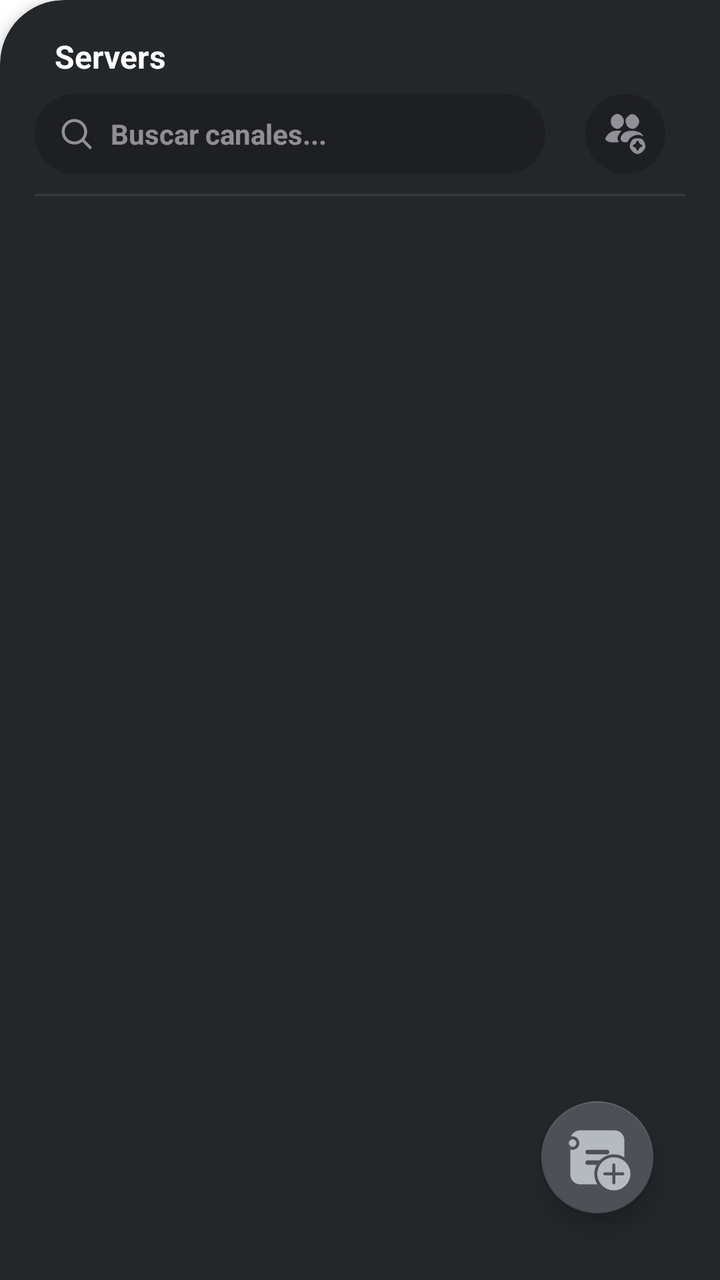
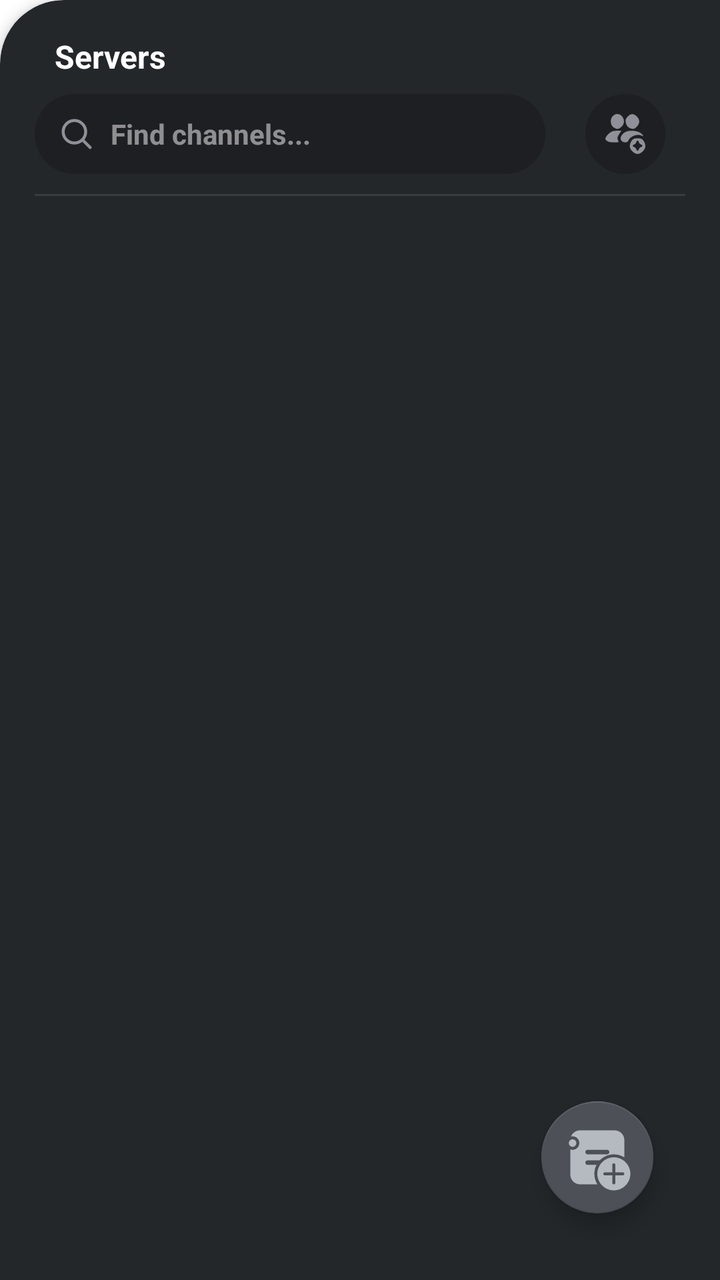

Before-and-after screenshots of an Android layout around one commit, followed by the original layout XML and the change that was made.
<!-- AndroidManifest.xml: application theme Theme.Androidfrontendlinkoria -->
<!-- res/layout/fragment_channel_list.xml -->
<?xml version="1.0" encoding="utf-8"?>
<com.google.android.material.card.MaterialCardView xmlns:android="http://schemas.android.com/apk/res/android"
    xmlns:app="http://schemas.android.com/apk/res-auto"
    xmlns:tools="http://schemas.android.com/tools"
    android:layout_width="match_parent"
    android:layout_height="match_parent"
    app:shapeAppearanceOverlay="@style/TopLeftRoundedCard"
    app:cardBackgroundColor="#23272A"
    app:cardElevation="4dp">

    <androidx.constraintlayout.widget.ConstraintLayout
        android:layout_width="match_parent"
        android:layout_height="match_parent"
        android:padding="8dp">

        <TextView
            android:id="@+id/tv_server_name"
            android:layout_width="0dp"
            android:layout_height="wrap_content"
            android:text="Servers"
            android:paddingHorizontal="10dp"
            android:textColor="@color/white"
            android:textStyle="bold"
            android:textSize="16sp"
            app:layout_constraintTop_toTopOf="parent"
            app:layout_constraintStart_toStartOf="parent"
            app:layout_constraintEnd_toStartOf="@id/btn_invite" />

        <ImageButton
            android:id="@+id/btn_invite"
            android:layout_width="40dp"
            android:layout_height="40dp"
            android:src="@drawable/ic_invite"
            android:scaleType="centerInside"
            android:background="@drawable/shape_pill_button"
            android:padding="10dp"
            android:contentDescription="Invite members"
            app:layout_constraintTop_toTopOf="@id/search_bar"
            app:layout_constraintBottom_toBottomOf="@id/search_bar"
            android:layout_marginHorizontal="10dp"
            app:layout_constraintEnd_toEndOf="parent" />

        <LinearLayout
            android:id="@+id/search_bar"
            android:layout_width="0dp"
            android:layout_height="40dp"
            android:layout_marginTop="8dp"
            android:orientation="horizontal"
            android:gravity="center_vertical"
            android:paddingHorizontal="12dp"
            android:layout_marginEnd="20dp"
            android:background="@drawable/shape_pill_button"
            app:layout_constraintTop_toBottomOf="@id/tv_server_name"
            app:layout_constraintStart_toStartOf="parent"
            app:layout_constraintEnd_toStartOf="@id/btn_invite">

            <ImageView
                android:layout_width="18dp"
                android:layout_height="18dp"
                android:src="@drawable/ic_search"
                android:contentDescription="Search icon"
                app:tint="@color/bg_banner" />

            <EditText
                android:id="@+id/btn_search"
                android:layout_width="0dp"
                android:layout_height="match_parent"
                android:layout_weight="1"
                android:layout_marginStart="8dp"
                android:background="@null"
                android:hint="Buscar canales..."
                android:textColorHint="#80FFFFFF"
                android:textColor="@color/white"
                android:textSize="14sp"
                android:textStyle="bold"
                android:gravity="center_vertical"
                android:inputType="text"
                android:imeOptions="actionSearch"
                android:maxLines="1" />

        </LinearLayout>

        <View
            android:id="@+id/divider"
            android:layout_width="0dp"
            android:layout_height="1dp"
            android:layout_marginTop="10dp"
            android:background="#3A3C40"
            app:layout_constraintTop_toBottomOf="@id/search_bar"
            app:layout_constraintStart_toStartOf="parent"
            app:layout_constraintEnd_toEndOf="parent" />

        <androidx.recyclerview.widget.RecyclerView
            android:id="@+id/channel_recycler_view"
            android:layout_width="0dp"
            android:layout_height="0dp"
            android:layout_marginTop="8dp"
            android:clipToPadding="false"
            android:paddingVertical="8dp"
            android:paddingBottom="72dp"
            android:scrollbars="none"
            app:layout_constraintTop_toBottomOf="@id/divider"
            app:layout_constraintBottom_toBottomOf="parent"
            app:layout_constraintStart_toStartOf="parent"
            app:layout_constraintEnd_toEndOf="parent"
            tools:listitem="@layout/item_channel" />

        <com.google.android.material.floatingactionbutton.FloatingActionButton
            android:id="@+id/btn_create_channel"
            android:layout_width="wrap_content"
            android:layout_height="wrap_content"
            android:layout_margin="16dp"
            android:src="@drawable/ic_channel_add"
            app:backgroundTint="@color/btn_secondary"
            app:tint="@color/text_secondary"
            app:fabSize="normal"
            app:maxImageSize="36dp"
            app:layout_constraintBottom_toBottomOf="parent"
            app:layout_constraintEnd_toEndOf="parent" />

    </androidx.constraintlayout.widget.ConstraintLayout>

</com.google.android.material.card.MaterialCardView>
<!-- res/layout/item_channel.xml (included above) -->
<?xml version="1.0" encoding="utf-8"?>
<LinearLayout xmlns:android="http://schemas.android.com/apk/res/android"
    android:layout_width="match_parent"
    android:layout_height="wrap_content"
    xmlns:app="http://schemas.android.com/apk/res-auto"
    android:gravity="center_vertical"
    android:orientation="horizontal"
    android:background="@drawable/bg_conversation_item"
    android:padding="5dp"
    android:layout_margin="3dp">

    <TextView
        android:layout_width="25dp"
        android:layout_height="wrap_content"
        android:text="#"
        android:textColor="@color/text_muted"
        android:textSize="25sp" />

    <TextView
        android:id="@+id/tv_channel_name"
        android:layout_width="wrap_content"
        android:layout_height="wrap_content"
        android:layout_marginStart="6dp"
        android:textColor="@color/text_secondary"
        android:textSize="16sp" />

</LinearLayout>
<!-- resources referenced by this layout -->
<resources>
  <color name="bg_banner">#909099</color>
  <color name="btn_secondary">#4E5058</color>
  <color name="text_muted">#6D6F78</color>
  <color name="text_secondary">#B5BAC1</color>
  <color name="white">#FFFFFF</color>
  <!-- drawable bg_conversation_item (drawable) -->
  <?xml version="1.0" encoding="utf-8"?>
  <selector xmlns:android="http://schemas.android.com/apk/res/android">
  
      <item android:state_selected="true">
          <shape android:shape="rectangle">
              <corners android:radius="15dp" />
              <solid android:color="#1AFFFFFF" />
          </shape>
      </item>
  
      <item android:state_pressed="true">
          <shape android:shape="rectangle">
              <corners android:radius="15dp" />
              <solid android:color="#1AFFFFFF" />
          </shape>
      </item>
  
      <item>
          <shape android:shape="rectangle">
              <corners android:radius="15dp" />
              <solid android:color="#02FFFFFF" />
          </shape>
      </item>
  
  </selector>
  <!-- drawable ic_search (drawable) -->
  <vector xmlns:android="http://schemas.android.com/apk/res/android"
      android:width="18dp"
      android:height="18dp"
      android:viewportWidth="24"
      android:viewportHeight="24">
    <path
        android:pathData="M15.795,15.811L21,21M18,10.5C18,14.642 14.642,18 10.5,18C6.358,18 3,14.642 3,10.5C3,6.358 6.358,3 10.5,3C14.642,3 18,6.358 18,10.5Z"
        android:strokeLineJoin="round"
        android:strokeWidth="2"
        android:fillColor="#00000000"
        android:strokeColor="#000000"
        android:strokeLineCap="round"/>
  </vector>
  <!-- drawable shape_pill_button (drawable) -->
  <?xml version="1.0" encoding="utf-8"?>
  <shape xmlns:android="http://schemas.android.com/apk/res/android">
      <solid android:color="@color/bg_sidebar" />
      <corners android:radius="22dp" />
  </shape>
  <style name="TopLeftRoundedCard" parent="">
          <item name="cornerSizeTopLeft">32dp</item>
          <item name="cornerSizeTopRight">0dp</item>
          <item name="cornerSizeBottomLeft">0dp</item>
          <item name="cornerSizeBottomRight">0dp</item>
      </style>
  <style name="Theme.Androidfrontendlinkoria" parent="Theme.MaterialComponents.DayNight.NoActionBar">
          
          <item name="colorPrimary">@color/primary_blue</item>
          <item name="colorPrimaryVariant">@color/purple_700</item>
          <item name="colorOnPrimary">@color/white</item>
          
          <item name="colorSecondary">@color/teal_200</item>
          <item name="colorSecondaryVariant">@color/teal_700</item>
          <item name="colorOnSecondary">@color/black</item>
          
          <item name="android:statusBarColor">?attr/colorPrimaryVariant</item>
          
      </style>
  <color name="bg_sidebar">#1E1F22</color>
  <color name="primary_blue">#5865F2</color>
  <color name="purple_700">#3700B3</color>
  <color name="teal_200">#03DAC5</color>
  <color name="teal_700">#018786</color>
  <color name="black">#000000</color>
  <!-- unchanged entries left out for length: 2 -->
</resources>

<!-- the commit's change to res/layout/fragment_channel_list.xml (unified diff, before → after) -->
@@ -68,7 +68,7 @@
                 android:layout_weight="1"
                 android:layout_marginStart="8dp"
                 android:background="@null"
-                android:hint="Buscar canales..."
+                android:hint="Find channels..."
                 android:textColorHint="#80FFFFFF"
                 android:textColor="@color/white"
                 android:textSize="14sp"
